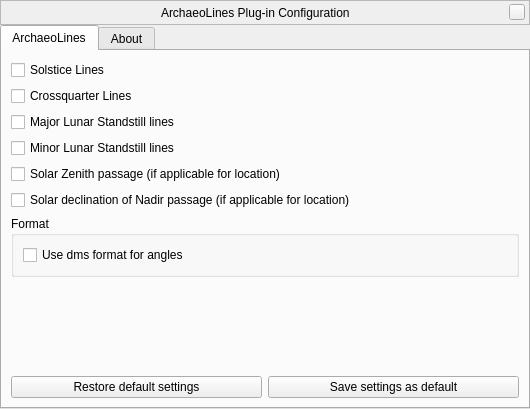
Above: plugins/ArchaeoLines/src/gui/archaeoLinesDialog.ui from 519984307/stellarium_src before the change. Below: the same form after it.
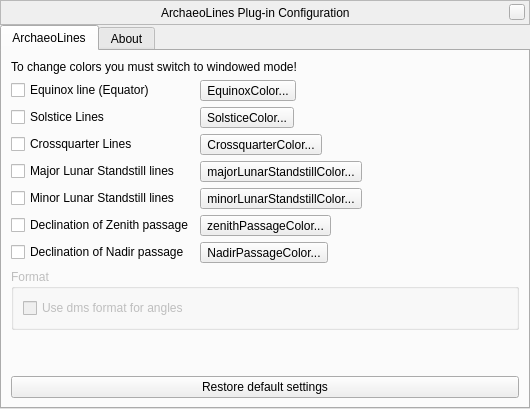
That is the form after the change. Custom widgets are drawn as their Qt base class.

Commit message: ArchaeoLines plugin: separate class for each line. Lunar lines are parallax corrected with doubled lines for perigee/apogee conditions. Config GUI calls color selection panel. Load/store settings OK. May still be a bit much config code, but seems to fulfill all requirements.

```diff
--- a/plugins/ArchaeoLines/src/gui/archaeoLinesDialog.ui
+++ b/plugins/ArchaeoLines/src/gui/archaeoLinesDialog.ui
@@ -146,49 +146,122 @@
       </attribute>
       <layout class="QVBoxLayout" name="verticalLayout_3">
        <item>
+        <widget class="QLabel" name="label">
+         <property name="text">
+          <string>To change colors you must switch to windowed mode!</string>
+         </property>
+        </widget>
+       </item>
+       <item>
+        <layout class="QFormLayout" name="formLayout">
+         <item row="0" column="0">
+          <widget class="QCheckBox" name="equinoxCheckBox">
+           <property name="text">
+            <string>Equinox line (Equator)</string>
+           </property>
+          </widget>
+         </item>
+         <item row="0" column="1">
+          <widget class="QToolButton" name="equinoxColorToolButton">
+           <property name="text">
+            <string>EquinoxColor...</string>
+           </property>
+          </widget>
+         </item>
+         <item row="1" column="0">
         <widget class="QCheckBox" name="solsticesCheckBox">
          <property name="text">
           <string>Solstice Lines</string>
          </property>
         </widget>
        </item>
-       <item>
-        <widget class="QCheckBox" name="crosssquarterCheckBox">
+         <item row="1" column="1">
+          <widget class="QToolButton" name="solsticesColorToolButton">
+           <property name="text">
+            <string>SolsticeColor...</string>
+           </property>
+          </widget>
+         </item>
+         <item row="2" column="0">
+          <widget class="QCheckBox" name="crossquarterCheckBox">
          <property name="text">
           <string>Crossquarter Lines</string>
          </property>
         </widget>
        </item>
-       <item>
-        <widget class="QCheckBox" name="majorLunarStandstillCheckBox">
+         <item row="2" column="1">
+          <widget class="QToolButton" name="crossquarterColorToolButton">
+           <property name="toolTip">
+            <string>Change color</string>
+           </property>
+           <property name="text">
+            <string>CrossquarterColor...</string>
+           </property>
+          </widget>
+         </item>
+         <item row="3" column="0">
+          <widget class="QCheckBox" name="majorStandstillCheckBox">
          <property name="text">
           <string>Major Lunar Standstill lines</string>
          </property>
         </widget>
        </item>
-       <item>
-        <widget class="QCheckBox" name="minorLunarStandstillCheckBox">
+         <item row="4" column="0">
+          <widget class="QCheckBox" name="minorStandstillCheckBox">
          <property name="text">
           <string>Minor Lunar Standstill lines</string>
          </property>
         </widget>
        </item>
-       <item>
-        <widget class="QCheckBox" name="solarZenithCheckBox">
+         <item row="3" column="1">
+          <widget class="QToolButton" name="majorStandstillColorToolButton">
          <property name="text">
-          <string>Solar Zenith passage (if applicable for location)</string>
+            <string>majorLunarStandstillColor...</string>
          </property>
         </widget>
        </item>
-       <item>
-        <widget class="QCheckBox" name="solarNadirCheckBox">
+         <item row="4" column="1">
+          <widget class="QToolButton" name="minorStandstillColorToolButton">
          <property name="text">
-          <string>Solar declination of Nadir passage (if applicable for location)</string>
+            <string>minorLunarStandstillColor...</string>
          </property>
         </widget>
        </item>
+         <item row="5" column="0">
+          <widget class="QCheckBox" name="zenithPassageCheckBox">
+           <property name="text">
+            <string>Declination of Zenith passage</string>
+           </property>
+          </widget>
+         </item>
+         <item row="6" column="0">
+          <widget class="QCheckBox" name="nadirPassageCheckBox">
+           <property name="text">
+            <string>Declination of Nadir passage</string>
+           </property>
+          </widget>
+         </item>
+         <item row="5" column="1">
+          <widget class="QToolButton" name="zenithPassageColorToolButton">
+           <property name="text">
+            <string>zenithPassageColor...</string>
+           </property>
+          </widget>
+         </item>
+         <item row="6" column="1">
+          <widget class="QToolButton" name="nadirPassageColorToolButton">
+           <property name="text">
+            <string>NadirPassageColor...</string>
+           </property>
+          </widget>
+         </item>
+        </layout>
+       </item>
        <item>
-        <widget class="QGroupBox" name="displayBox">
+        <widget class="QGroupBox" name="formatDisplayBox">
+         <property name="enabled">
+          <bool>false</bool>
+         </property>
          <property name="title">
           <string>Format</string>
          </property>
@@ -234,19 +307,6 @@
            </property>
           </widget>
          </item>
-         <item>
-          <widget class="QPushButton" name="saveSettingsButton">
-           <property name="sizePolicy">
-            <sizepolicy hsizetype="Expanding" vsizetype="Fixed">
-             <horstretch>0</horstretch>
-             <verstretch>0</verstretch>
-            </sizepolicy>
-           </property>
-           <property name="text">
-            <string>Save settings as default</string>
-           </property>
-          </widget>
-         </item>
         </layout>
        </item>
       </layout>
```
Lines whose indentation alone changed are shown as unchanged. The commit also changes 4 other files.
